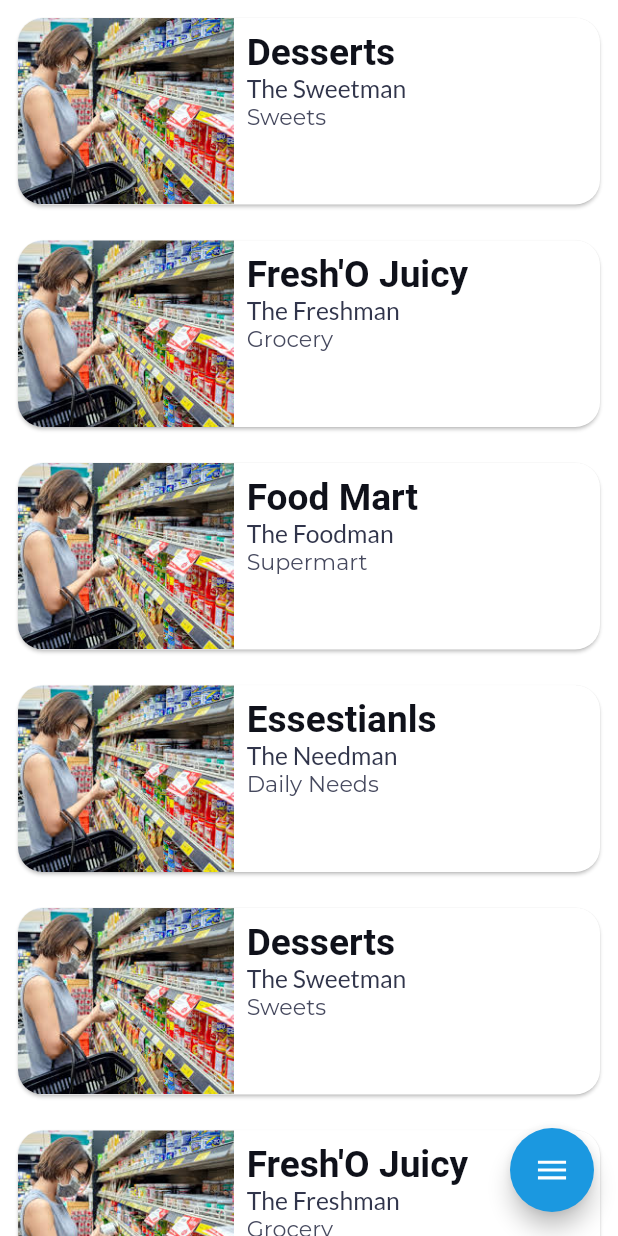
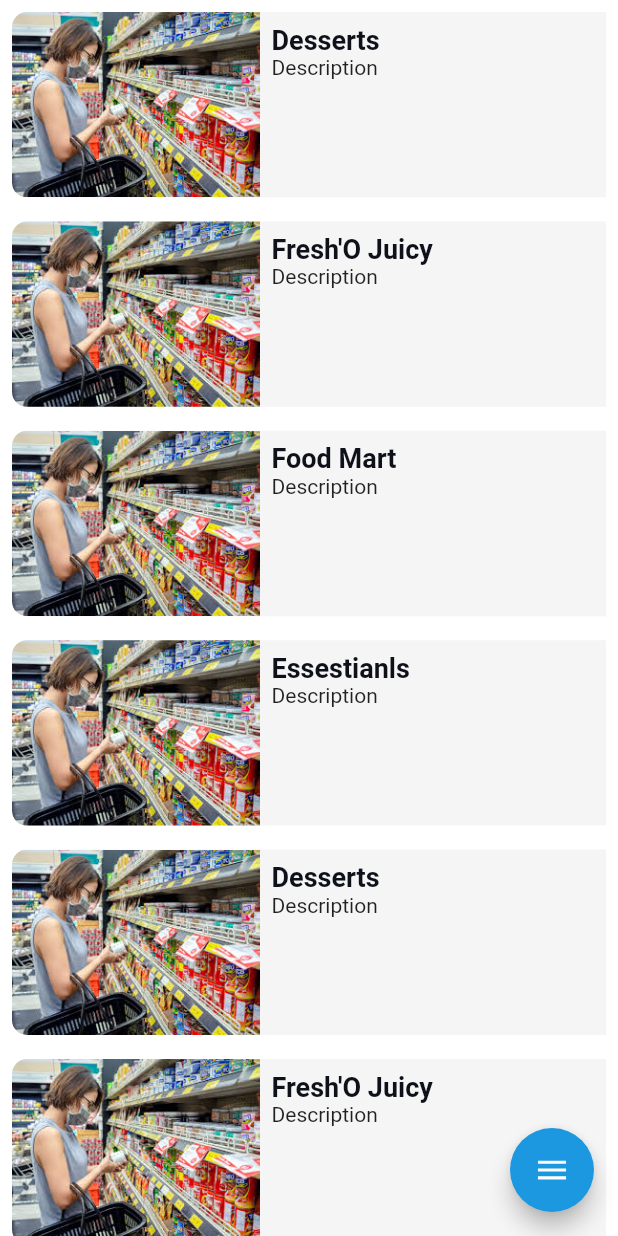
Before and after one commit to rajnis09/everly, a Flutter app: the HomePage screen opened directly, on a phone screen of 412 x 824 dp. Run offline on Flutter 3.47's test engine with Material 2 defaults, Android fonts, the phone set to English and light mode, and no system bars; drawn by our look-alikes of flutter_speed_dial; our stand-ins replace connectivity, firebase_auth, firebase_messaging, flutter_swiper, google_fonts, image_picker; missing offline and left inert: qrscan; accounts and stored records are empty.

```diff
--- a/lib/main.dart
+++ b/lib/main.dart
@@ -1,3 +1,4 @@
+import 'package:everly/views/bottom_navigation_bar.dart';
 import 'package:flutter/material.dart';
 import 'package:flutter/services.dart';
 
@@ -87,6 +88,7 @@ class _MyAppState extends State<MyApp> {
           '/': (context) => SplashScreen(),
           '/logInPage': (context) => LoginPage(),
           '/signUpPhonePage': (context) => SignUpPhonePage(),
+          '/bottomNavigation':(context)=>CustomBottomNavigationBar(),
           '/introPage': (context) => IntroScreen(),
           '/addShopPage': (context) => AddShopPage(),
           "/cartPage": (context) => CartPage(),
--- a/lib/views/authentication/signin_page.dart
+++ b/lib/views/authentication/signin_page.dart
@@ -143,7 +143,7 @@ class LoginPage extends StatelessWidget {
                       height: size.height * 0.055,
                       width: size.width * 0.7,
                       onPressed: () =>
-                          Navigator.pushReplacementNamed(context, '/homePage'),
+                          Navigator.pushReplacementNamed(context, '/bottomNavigation'),
                       child: Row(
                         mainAxisAlignment: MainAxisAlignment.center,
                         children: <Widget>[
--- a/lib/views/home_page.dart
+++ b/lib/views/home_page.dart
@@ -55,75 +55,63 @@ class _HomePageState extends State<HomePage> {
 
   @override
   Widget build(BuildContext context) {
+    var size = MediaQuery.of(context).size.height;
     return Scaffold(
       body: ListView.builder(
+        // gridDelegate: SliverGridDelegateWithFixedCrossAxisCount(
+        // crossAxisCount: 2,
+        // childAspectRatio: 3 / 4,
+        // mainAxisSpacing: 10,
+        // crossAxisSpacing: 10),
         itemBuilder: (context, index) {
-          return GestureDetector(
-            onTap: () => Navigator.of(context).pushNamed('/shopDetailsPage'),
+          return Padding(
+            padding: const EdgeInsets.all(8.0),
+            child:
+                GestureDetector(
+                  onTap: () =>
+                      Navigator.of(context).pushNamed('/shopDetailsPage'),
                   child: Container(
-              height: MediaQuery.of(context).size.height * 0.18,
-              padding: const EdgeInsets.all(8.0),
-              child: Card(
-                clipBehavior: Clip.antiAlias,
-                shape: RoundedRectangleBorder(
-                  borderRadius: BorderRadius.circular(
-                    MediaQuery.of(context).size.height * 0.02,
+                    width: double.infinity,
+                    decoration: BoxDecoration(
+                      // border: Border.all(
+                      //   color: Colors.black,
+                      // ),
+                      borderRadius: BorderRadius.only(
+                          topLeft: Radius.circular(10),
+                          bottomLeft: Radius.circular(10)),
+                      color: Colors.grey[100],
                     ),
-                ),
+                    child: ClipRRect(
+                      borderRadius: BorderRadius.only(
+                          topLeft: Radius.circular(10),
+                          bottomLeft: Radius.circular(10)),
                       child: Row(
                         mainAxisAlignment: MainAxisAlignment.start,
+                        crossAxisAlignment: CrossAxisAlignment.start,
                         children: [
                           Container(
-                      width: MediaQuery.of(context).size.width * 0.35,
+                            height: size * .15,
+                            // width: double.infinity,
                             child: Image.asset(
                               dummyData[index % 4]['image'],
-                        fit: BoxFit.cover,
-                        height: MediaQuery.of(context).size.height *
-                            (0.18 - (0.01)),
+                              fit: BoxFit.fill,
                             ),
                           ),
                           Container(
-                      padding: EdgeInsets.all(
-                        MediaQuery.of(context).size.width * 0.02,
-                      ),
-                      width: MediaQuery.of(context).size.width * (1 - (0.46)),
+                            padding: EdgeInsets.all(8),
+                            // width: double.infinity,
                             child: Column(
                               crossAxisAlignment: CrossAxisAlignment.start,
-                        mainAxisAlignment: MainAxisAlignment.start,
-                        children: <Widget>[
-                          FittedBox(
-                            child: Text(
+                              children: [
+                                Text(
                                   dummyData[index % 4]['shopName'],
                                   style: CustomThemeData.robotoFont.copyWith(
                                     color: CustomThemeData.blackColorShade1,
-                                fontSize:
-                                    MediaQuery.of(context).size.height * 0.03,
+                                    fontSize: 18,
                                     fontWeight: FontWeight.bold,
                                   ),
                                 ),
-                          ),
-                          FittedBox(
-                            child: Text(
-                              dummyData[index % 4]['sellerName'],
-                              style: CustomThemeData.latoFont.copyWith(
-                                fontSize:
-                                    MediaQuery.of(context).size.height * 0.02,
-                                color: CustomThemeData.blackColorShade2,
-                                // fontWeight: FontWeight.bold,
-                              ),
-                            ),
-                          ),
-                          FittedBox(
-                            child: Text(
-                              dummyData[index % 4]['category'],
-                              style: CustomThemeData.montserratFont.copyWith(
-                                fontSize:
-                                    MediaQuery.of(context).size.height * 0.018,
-                                color: CustomThemeData.blackColorShade3,
-                                // fontWeight: FontWeight.bold,
-                              ),
-                            ),
-                          ),
+                                Text("Description"),
                               ],
                             ),
                           ),
@@ -131,7 +119,80 @@ class _HomePageState extends State<HomePage> {
                       ),
                     ),
                   ),
-          );
+
+                  // height: MediaQuery.of(context).size.height * 0.18,
+                  // padding: const EdgeInsets.all(8.0),
+                  // child: Card(
+                  //   clipBehavior: Clip.antiAlias,
+                  //   shape: RoundedRectangleBorder(
+                  //     borderRadius: BorderRadius.circular(
+                  //       MediaQuery.of(context).size.height * 0.02,
+                  //     ),
+                  //   ),
+                  //   child: Row(
+                  //     mainAxisAlignment: MainAxisAlignment.start,
+                  //     children: [
+                  //       Container(
+                  //         width: MediaQuery.of(context).size.width * 0.35,
+                  //         child: Image.asset(
+                  //           dummyData[index % 4]['image'],
+                  //           fit: BoxFit.cover,
+                  //           height: MediaQuery.of(context).size.height *
+                  //               (0.18 - (0.01)),
+                  //         ),
+                  //       ),
+                  //       Container(
+                  //         padding: EdgeInsets.all(
+                  //           MediaQuery.of(context).size.width * 0.02,
+                  //         ),
+                  //         width: MediaQuery.of(context).size.width * (1 - (0.46)),
+                  //         child: Column(
+                  //           crossAxisAlignment: CrossAxisAlignment.start,
+                  //           mainAxisAlignment: MainAxisAlignment.start,
+                  //           children: <Widget>[
+                  //             FittedBox(
+                  //               child: Text(
+                  //                 dummyData[index % 4]['shopName'],
+                  //                 style: CustomThemeData.robotoFont.copyWith(
+                  //                   color: CustomThemeData.blackColorShade1,
+                  //                   fontSize:
+                  //                       MediaQuery.of(context).size.height * 0.03,
+                  //                   fontWeight: FontWeight.bold,
+                  //                 ),
+                  //               ),
+                  //             ),
+                  //             FittedBox(
+                  //               child: Text(
+                  //                 dummyData[index % 4]['sellerName'],
+                  //                 style: CustomThemeData.latoFont.copyWith(
+                  //                   fontSize:
+                  //                       MediaQuery.of(context).size.height * 0.02,
+                  //                   color: CustomThemeData.blackColorShade2,
+                  //                   // fontWeight: FontWeight.bold,
+                  //                 ),
+                  //               ),
+                  //             ),
+                  //             FittedBox(
+                  //               child: Text(
+                  //                 dummyData[index % 4]['category'],
+                  //                 style: CustomThemeData.montserratFont.copyWith(
+                  //                   fontSize:
+                  //                       MediaQuery.of(context).size.height * 0.018,
+                  //                   color: CustomThemeData.blackColorShade3,
+                  //                   // fontWeight: FontWeight.bold,
+                  //                 ),
+                  //               ),
+                  //             ),
+                  //           ],
+                  //         ),
+                  //       ),
+                  //     ],
+                  //   ),
+                  // ),
+                ),);
+                // SizedBox(
+                //   height: 10,
+                // ),
         },
         // itemCount: dummyData.length,
       ),
```
Also changed, not shown: pubspec.lock. Lines whose indentation alone changed are shown as unchanged.
